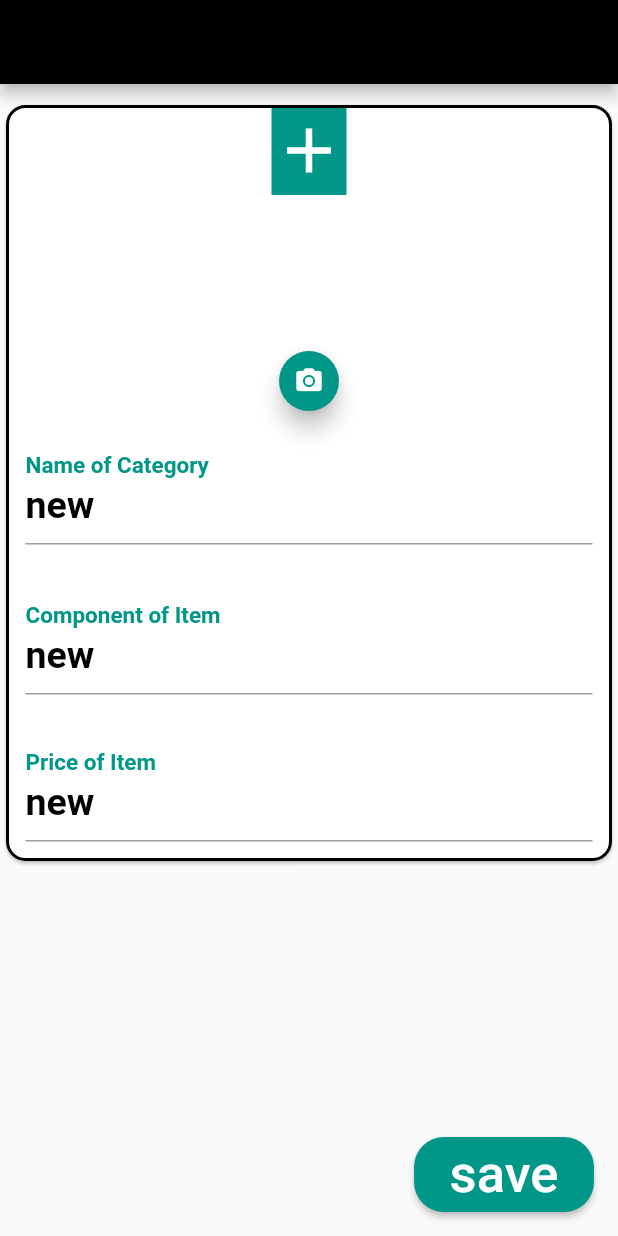
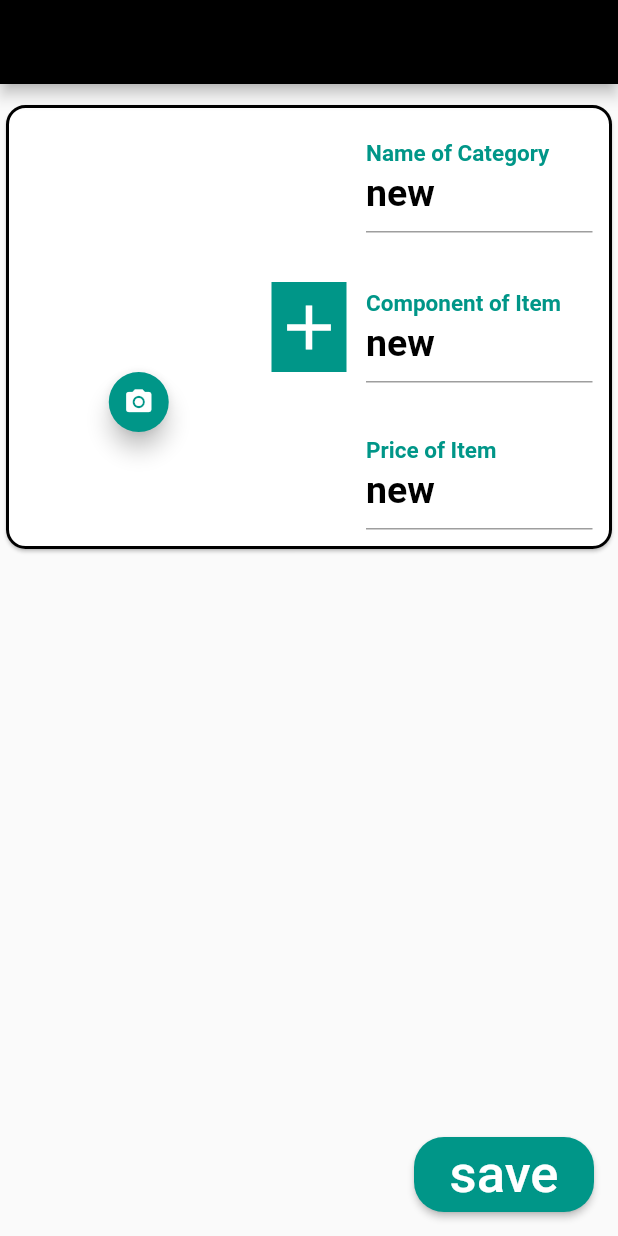
Before and after one commit to fayruozAtef/managerwebapp, a Flutter app: the details screen opened directly with empty values, on a phone screen of 412 x 824 dp. Run offline on Flutter 3.47's test engine with Material 2 defaults, Android fonts, the phone set to English and light mode, and no system bars; our stand-ins replace barcode_widget, cloud_firestore, file_picker, firebase_auth, firebase_core, firebase_storage and 2 more; missing offline and left inert: dart:html; accounts and stored records are empty.

Commit message:
change menu items

```diff
--- a/lib/widgets/update_menu.dart
+++ b/lib/widgets/update_menu.dart
@@ -99,9 +99,10 @@ MyAppState({Key? key, required this.title2}) : super();
                     borderRadius: BorderRadius.circular(13.0),
                     side: BorderSide(color: Colors.black, width: 2),
                   ),
-                  child: SingleChildScrollView(
-                    physics: BouncingScrollPhysics(),
-                    child: Column(
+                  child: Row(
+                      children: [
+                   Expanded(child:
+                   Column(
   children: [
     Container(
       width: 400,
@@ -116,6 +117,10 @@ MyAppState({Key? key, required this.title2}) : super();
         _openPicker(i);
       },
     ),
+  ],
+),),
+                    Expanded(child:  Column(
+                          children: [
                             Container(
                               padding:EdgeInsets.all(13),
                               child:TextFormField(
@@ -188,6 +193,8 @@ MyAppState({Key? key, required this.title2}) : super();
                             ),
                           ],
                         ),
+                          )
+                      ],
                   ),
                 ),
               Card(
@@ -203,14 +210,10 @@ MyAppState({Key? key, required this.title2}) : super();
                     imageUrl.add('');
                   });
                 },
-                  child: Column(
+                  child: Row(
                     children: [
-                      Container(
-                        width: 50,
-                        height: 60,
-                        child:Icon(Icons.add, color: Colors.white, size: 50),
-                        color: Colors.teal,
-                      ),
+                      Expanded(child: Column(
+                        children: [
                           Container(
                             width: 100,
                             height: 100,
@@ -225,6 +228,16 @@ MyAppState({Key? key, required this.title2}) : super();
 
                             },
                           ),
+                        ],
+                      )),
+                      Container(
+                        width: 50,
+                        height: 60,
+                        child:Icon(Icons.add, color: Colors.white, size: 50),
+                        color: Colors.teal,
+                      ),
+                      Expanded(child: Column(
+                        children: [
                           Container(
                             height: 100,
                             padding:EdgeInsets.all(13),
@@ -278,6 +291,9 @@ MyAppState({Key? key, required this.title2}) : super();
                               ),
                             ) ,
                           ),
+                        ],
+                      )),
+
                     ],
                   ),
                 ),
```
Lines whose indentation alone changed are shown as unchanged.
